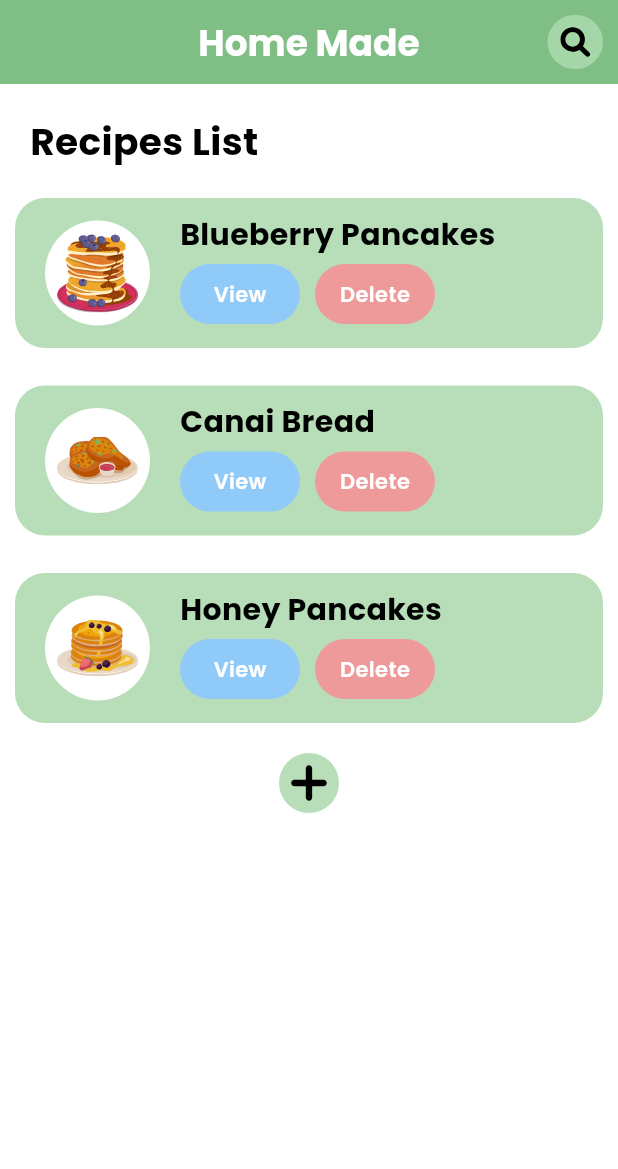
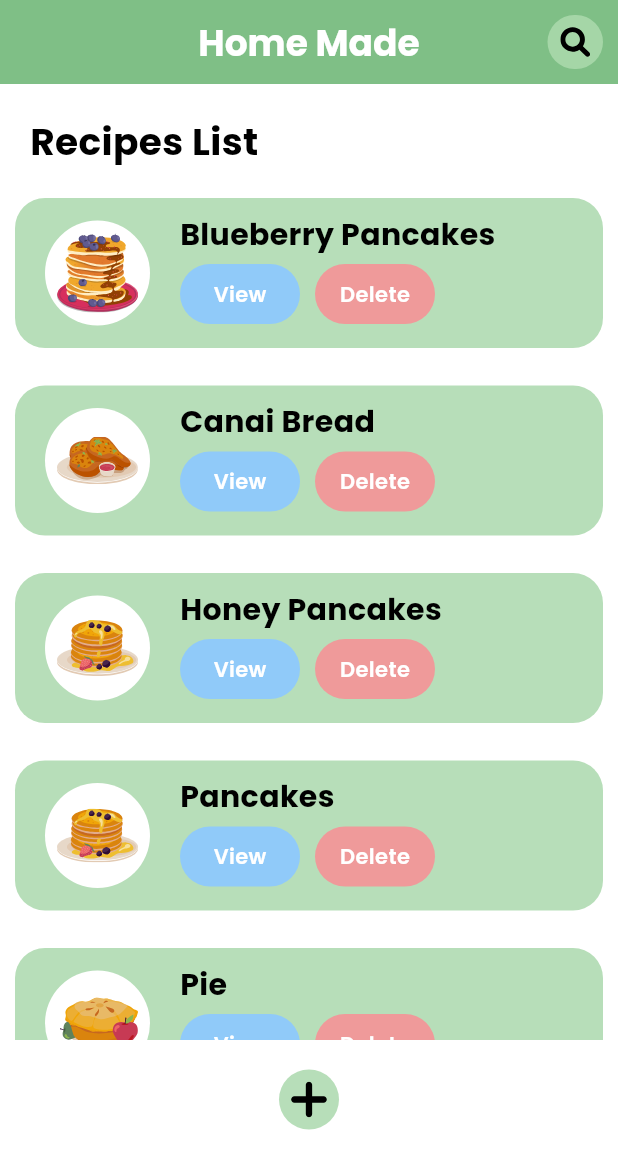
Before and after one commit to hafizhnjwn/ppb_tugas1, a Flutter app: the screen it shows after launch, on a phone screen of 412 x 824 dp. Shown: the top 1169 px of the screen. Run offline on Flutter 3.47's test engine with Material 3 defaults, Android fonts, the phone set to English and light mode, and no system bars; our stand-ins replace flutter_svg.

```diff
--- a/lib/pages/home.dart
+++ b/lib/pages/home.dart
@@ -153,7 +153,7 @@ class _HomePageState extends State<HomePage> {
         ),
         SizedBox(height: 20),
         Container(
-          height: 350,
+          height: 561,
           child: ListView.separated(
             itemCount: recipes.length,
             scrollDirection: Axis.vertical,
@@ -349,7 +349,7 @@ class _HomePageState extends State<HomePage> {
 
   Container searchBar() {
     return Container(
-      margin: EdgeInsets.only(top: 40, left: 20, right: 20),
+      margin: EdgeInsets.only(top: 20, left: 20, right: 20),
       decoration: BoxDecoration(
         boxShadow: [
           BoxShadow(
```
Also changed, not shown: 1 other file.
